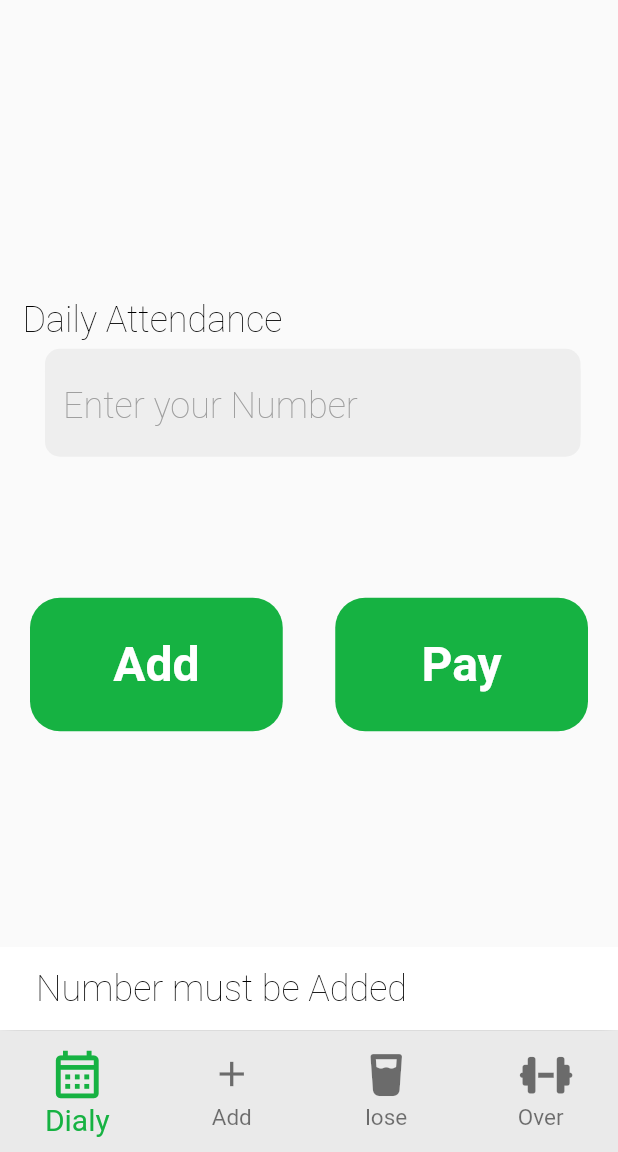
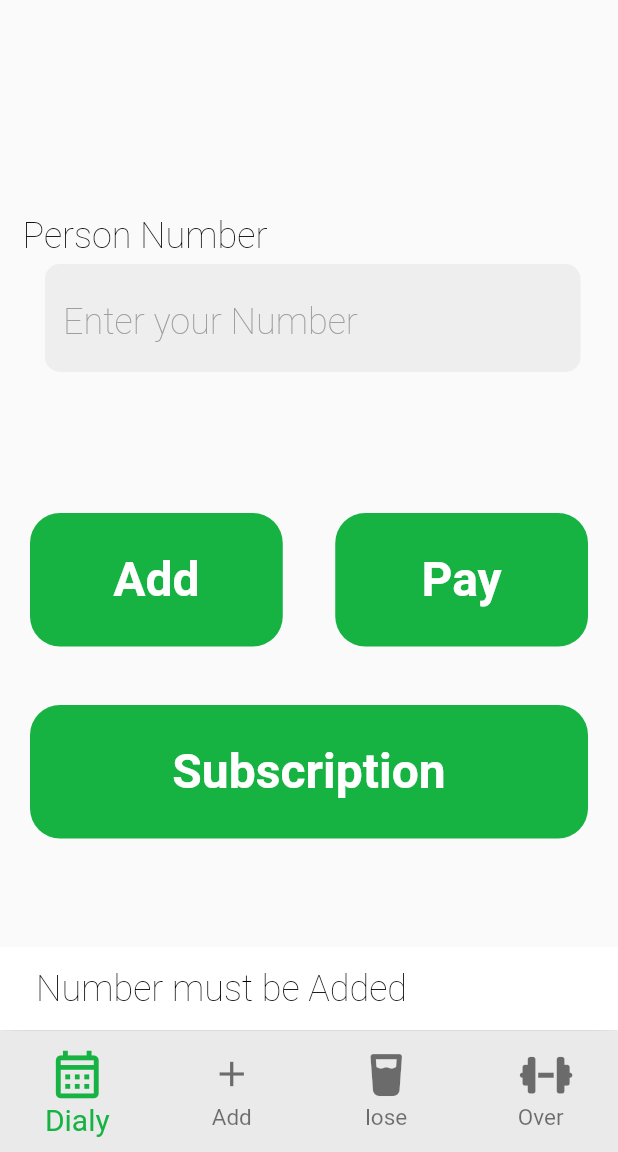
Before and after one commit to Ahmedkhattab21/gym_buiss, a Flutter app: the DailyPage screen opened by its route, after a tap on "Add", on a phone screen of 412 x 824 dp, the part 84-1236 px from its top. Run offline on Flutter 3.47's test engine with Material 2 defaults, Android fonts, the phone set to English and light mode, and no system bars; our stand-ins replace font_awesome_flutter, sqflite; accounts and stored records are empty.

Commit message:
pay commit

```diff
--- a/lib/provider/AttendanceProvider.dart
+++ b/lib/provider/AttendanceProvider.dart
@@ -1,3 +1,4 @@
+
 import 'package:flutter/material.dart';
 import 'package:intl/intl.dart';
 
@@ -10,12 +11,199 @@ class AttendanceProvider extends ChangeNotifier{
 
   valedaate(BuildContext context)async{
     try{
-      if(controller.text.isNotEmpty && getDouble(controller) !=-1 && getDouble(controller) <= await count() && await count() !=-1){
-        addAttendanceToDatabase();
+      if(controller.text.isNotEmpty && getDouble(controller) !=-1 && getDouble(controller) <= await count()){
+        List<Map<String, dynamic>> dates = await DBHelper.queryDates(int.parse(controller.text));
+        List<Map<String, dynamic>>? startDate = await DBHelper.queryStartDate(int.parse(controller.text));
+
+        if(startDate!.isNotEmpty){
+          List<String> li2=startDate[0]["date"].split('/');
+          List<Map<String, dynamic>>? days = await DBHelper.querydays(int.parse(controller.text));
+          // print(startDate[0]["date"]);
+          switch(days![0]['days'] as int){
+            case 3:
+              if(dates.length >12 || (DateTime.utc(int.parse(li2[2]),int.parse(li2[0]),int.parse(li2[1])).day <=DateTime.now().day &&
+                  DateTime.utc(int.parse(li2[2]),int.parse(li2[0]),int.parse(li2[1])).month <DateTime.now().month )){
+                ScaffoldMessenger.of(context).showSnackBar(
+                SnackBar(
+                  content: Text("Subscribtion was End ",style: Theme.of(context).textTheme.headline2,),
+                  backgroundColor: Colors.white,
+                  duration:const Duration(seconds: 2),
+                ));
+              }else{
+                addAttendanceToDatabase(int.parse(controller.text));
+                ScaffoldMessenger.of(context).showSnackBar(
+                    SnackBar(
+                      content: Text("Done ",style: Theme.of(context).textTheme.headline2,),
+                      backgroundColor: Colors.white,
+                      duration:const Duration(seconds: 2),
+                    ));
+                controller.clear();
+              }
+              break;
+            case 4:
+              if(dates.length >16 || (DateTime.utc(int.parse(li2[2]),int.parse(li2[0]),int.parse(li2[1])).day <=DateTime.now().day &&
+                  DateTime.utc(int.parse(li2[2]),int.parse(li2[0]),int.parse(li2[1])).month <DateTime.now().month )){
+                ScaffoldMessenger.of(context).showSnackBar(
+                    SnackBar(
+                      content: Text("subscribtion was End ",style: Theme.of(context).textTheme.headline2,),
+                      backgroundColor: Colors.white,
+                      duration:const Duration(seconds: 2),
+                    ));
+
+              }else{
+                addAttendanceToDatabase(int.parse(controller.text));
+                ScaffoldMessenger.of(context).showSnackBar(
+                    SnackBar(
+                      content: Text("Done ",style: Theme.of(context).textTheme.headline2,),
+                      backgroundColor: Colors.white,
+                      duration:const Duration(seconds: 2),
+                    ));
+                controller.clear();
+              }
+              break;
+            case 6:
+              if(dates.length >28 || (DateTime.utc(int.parse(li2[2]),int.parse(li2[0]),int.parse(li2[1])).day <=DateTime.now().day &&
+                  DateTime.utc(int.parse(li2[2]),int.parse(li2[0]),int.parse(li2[1])).month <DateTime.now().month )){
+                ScaffoldMessenger.of(context).showSnackBar(
+                    SnackBar(
+                      content: Text("subscribtion was End ",style: Theme.of(context).textTheme.headline2,),
+                      backgroundColor: Colors.white,
+                      duration:const Duration(seconds: 2),
+                    ));
+              }else{
+                addAttendanceToDatabase(int.parse(controller.text));
+                ScaffoldMessenger.of(context).showSnackBar(
+                    SnackBar(
+                      content: Text("Done ",style: Theme.of(context).textTheme.headline2,),
+                      backgroundColor: Colors.white,
+                      duration:const Duration(seconds: 2),
+                    ));
+                controller.clear();
+              }
+              break;
+          }
+        }else{
+          ScaffoldMessenger.of(context).showSnackBar(
+              SnackBar(
+                content: Text("The Person Not Found ",style: Theme.of(context).textTheme.headline2,),
+                backgroundColor: Colors.white,
+                duration:const Duration(seconds: 2),
+              ));
+        }
+      }else if(controller.text.isEmpty){
+        ScaffoldMessenger.of(context).showSnackBar(
+            SnackBar(
+              content: Text("Number must be Added",style: Theme.of(context).textTheme.headline2,),
+              backgroundColor: Colors.white,
+              duration: const Duration(seconds: 2),
+            ));
+      }else if(getDouble(controller) == -1){
+        ScaffoldMessenger.of(context).showSnackBar(
+            SnackBar(
+              content: Text("Enter the number of the person",style: Theme.of(context).textTheme.headline2,),
+              backgroundColor: Colors.white,
+              duration:const Duration(seconds: 2),
+            ));
+      }else if( getDouble(controller) >= await count()){
+        print(await count());
+        ScaffoldMessenger.of(context).showSnackBar(
+            SnackBar(
+              content: Text("The Number Not Found",style: Theme.of(context).textTheme.headline2,),
+              backgroundColor: Colors.white,
+              duration:const Duration(seconds: 2),
+            ));
+      }
+      notifyListeners();
+    }catch(e){
+      print(e);
+    }
+  }
+  addAttendanceToDatabase(int id)async{
+    try{
+      int value = await DBHelper.attendanceDates(attendance(person_id:id, atten_days: DateFormat.yMd().format(DateTime.now()).toString()));
+      notifyListeners();
+    }catch(e){
+      print(e);
+    }
+  }
+  Future<int> count()async {
+     List<Map<String,dynamic>> lastItem = await DBHelper.count();
+    return lastItem[0]['id'];
+  }
+
+  payedValidate(BuildContext context)async{
+    try{
+      if(controller.text.isNotEmpty && getDouble(controller) !=-1  && getDouble(controller) <= await count()){
+        List<Map<String, dynamic>>? pay = await DBHelper.queryPayed(int.parse(controller.text));
+        print(pay);
+        if(pay!.isNotEmpty){
+          // print("ee${pay[0]['payed']}");
+          switch(pay[0]['payed'] as int){
+            case 0:
+              ScaffoldMessenger.of(context).showSnackBar(
+                  SnackBar(
+                    content: Text("Person Already Payed",style: Theme.of(context).textTheme.headline2,),
+                    backgroundColor: Colors.white,
+                    duration:const Duration(seconds: 2),
+                  ));
+              break;
+            case 1:
+              await DBHelper.updatePayed(int.parse(controller.text));
+              ScaffoldMessenger.of(context).showSnackBar(
+                  SnackBar(
+                    content: Text("Done",style: Theme.of(context).textTheme.headline2,),
+                    backgroundColor: Colors.white,
+                    duration:const Duration(seconds: 2),
+                  ));
+              controller.clear();
+              break;
+          }
+        }else{
+          ScaffoldMessenger.of(context).showSnackBar(
+              SnackBar(
+                content: Text("The Person Not found",style: Theme.of(context).textTheme.headline2,),
+                backgroundColor: Colors.white,
+                duration:const Duration(seconds: 2),
+              ));
+        }
+      }else if(controller.text.isEmpty){
+        ScaffoldMessenger.of(context).showSnackBar(
+            SnackBar(
+              content: Text("Number must be Added",style: Theme.of(context).textTheme.headline2,),
+              backgroundColor: Colors.white,
+              duration:const Duration(seconds: 2),
+            ));
+      }else if(await DBHelper.updatePayed(int.parse(controller.text)) == 0){
+        ScaffoldMessenger.of(context).showSnackBar(
+            SnackBar(
+              content: Text("The Number Not Found",style: Theme.of(context).textTheme.headline2,),
+              backgroundColor: Colors.white,
+              duration:const Duration(seconds: 2),
+            ));
+      }
+      notifyListeners();
+    }catch(e){
+      print(e);
+    }
+  }
+
+  double getDouble(TextEditingController){
+    double? number1= double.tryParse(TextEditingController.text as String)??null;
+    if(number1 != null && number1 != 0){
+      return number1;
+    }else{
+      return -1;
+    }
+  }
+  subscribtion(BuildContext context,int id)async{}
+  valedaateSubscribtion(BuildContext context)async{
+    try{
+      if(controller.text.isNotEmpty && getDouble(controller) !=-1 && getDouble(controller) <= await count()){
+        subscribtion(context,int.parse(controller.text));
         controller.clear();
         ScaffoldMessenger.of(context).showSnackBar(
             SnackBar(
-              content: Text("Attendance was Added ",style: Theme.of(context).textTheme.headline2,),
+              content: Text("Subscribed ",style: Theme.of(context).textTheme.headline2,),
               backgroundColor: Colors.white,
               duration:const Duration(seconds: 2),
             ));
@@ -33,58 +221,10 @@ class AttendanceProvider extends ChangeNotifier{
               backgroundColor: Colors.white,
               duration:const Duration(seconds: 2),
             ));
-      }else if( getDouble(controller) >= await count() || await count() ==-1){
+      }else if( getDouble(controller) >= await count()){
         ScaffoldMessenger.of(context).showSnackBar(
             SnackBar(
-              content: Text("Enter the correct number",style: Theme.of(context).textTheme.headline2,),
-              backgroundColor: Colors.white,
-              duration:const Duration(seconds: 2),
-            ));
-      }
-      notifyListeners();
-    }catch(e){
-      print(e);
-    }
-  }
-  addAttendanceToDatabase()async{
-    try{
-      int value = await DBHelper.attendanceDates(attendance(person_id:int.parse(controller.text), atten_days: DateFormat.yMd().format(DateTime.now()).toString()));
-      notifyListeners();
-    }catch(e){
-      print(e);
-    }
-  }
-  Future<int> count()async {
-    int? x=await DBHelper.count();
-    if(x !=null){
-      return x;
-    }else{
-      return -1;
-    }
-  }
-
-  payedValidate(BuildContext context)async{
-    try{
-      if(controller.text.isNotEmpty && getDouble(controller) !=-1 &&await payed(int.parse(controller.text)) == 1 ){
-        payed(int.parse(controller.text));
-        controller.clear();
-        ScaffoldMessenger.of(context).showSnackBar(
-            SnackBar(
-              content: Text("Person was Payed",style: Theme.of(context).textTheme.headline2,),
-              backgroundColor: Colors.white,
-              duration:const Duration(seconds: 2),
-            ));
-      }else if(controller.text.isEmpty){
-        ScaffoldMessenger.of(context).showSnackBar(
-            SnackBar(
-              content: Text("Number must be Added",style: Theme.of(context).textTheme.headline2,),
-              backgroundColor: Colors.white,
-              duration:const Duration(seconds: 2),
-            ));
-      }else if(await payed(int.parse(controller.text)) == -1){
-        ScaffoldMessenger.of(context).showSnackBar(
-            SnackBar(
-              content: Text("Enter the number of the person",style: Theme.of(context).textTheme.headline2,),
+              content: Text("The Number Not Found",style: Theme.of(context).textTheme.headline2,),
               backgroundColor: Colors.white,
               duration:const Duration(seconds: 2),
             ));
@@ -95,22 +235,4 @@ class AttendanceProvider extends ChangeNotifier{
     }
   }
 
-  Future payed(int id)async{
-     int xx= await DBHelper.updatePayed(id);
-     // print(xx);
-     if(xx == 1){
-       return xx;
-     }else{
-       return -1;
-     }
-  }
-
-  double getDouble(TextEditingController){
-    double? number1= double.tryParse(TextEditingController.text as String)??null;
-    if(number1 != null && number1 != 0){
-      return number1;
-    }else{
-      return -1;
-    }
-  }
 }
--- a/lib/provider/NewPersonProvider.dart
+++ b/lib/provider/NewPersonProvider.dart
@@ -146,6 +146,7 @@ class NewPersonProvider extends ChangeNotifier{
         days: selectedDayes,
         type: selectedType=="Over"? 1 : 0 ,
       ));
+      notifyListeners();
     }catch(e){
       print(e);
     }
@@ -182,7 +183,6 @@ class NewPersonProvider extends ChangeNotifier{
       pp.addAll(per!.map((e) => Person.fromJson(e)).toList());
       List<String> ll= pp[0].date!.split('/');
       DateTime m=DateTime(int.parse(ll[2]),int.parse(ll[0]),int.parse(ll[1]));
-      print(" m${pp[0].name}");
     nameController.text =pp[0].name.toString();
     selecteedDate = m;
     heightController.text=pp[0].height.toString();
@@ -204,7 +204,6 @@ class NewPersonProvider extends ChangeNotifier{
           mode : CupertinoDatePickerMode.date,
           initialDateTime: selecteedDate,
           minimumYear: 2020,
-          maximumYear: 2040,
           onDateTimeChanged: (DateTime d){
             selecteedDate=d;
             notifyListeners();
--- a/lib/provider/searchProvider.dart
+++ b/lib/provider/searchProvider.dart
@@ -56,5 +56,6 @@ class SearchProvider extends ChangeNotifier{
   Future<void> Delete(int? id)async{
     await DBHelper.delete(id!);
     await DBHelper.deleteDates(id);
+    notifyListeners();
   }
 }
--- a/lib/view/screens/Attendance.dart
+++ b/lib/view/screens/Attendance.dart
@@ -19,7 +19,7 @@ class Attendance extends StatelessWidget {
           children: [
             Padding(
               padding: const EdgeInsets.only(bottom: 60,top: 20,right: 20),
-              child: Input(txt: "Daily Attendance",hintTxt: "Enter your Number",controller: Provider.of<AttendanceProvider>(context,listen: false).controller,),
+              child: Input(txt: "Person Number",hintTxt: "Enter your Number",controller: Provider.of<AttendanceProvider>(context,listen: false).controller,),
             ),
             Padding(
               padding:const EdgeInsets.all(20),
@@ -42,6 +42,13 @@ class Attendance extends StatelessWidget {
                 ],
               ),
             ),
+            Padding(
+              padding:const EdgeInsets.symmetric(vertical: 5,horizontal: 20),
+              child: Button(fun: (){
+                Provider.of<AttendanceProvider>(context,listen: false).valedaateSubscribtion(context);
+              }
+                  , wid: double.infinity, hei: 89, cir: 20, color: const Color.fromRGBO(22, 178, 66, 1), text:"Subscription"),
+            ),
           ],
         ),
       ),
--- a/lib/view/screens/Home.dart
+++ b/lib/view/screens/Home.dart
@@ -1,5 +1,6 @@
 
 import 'package:flutter/material.dart';
+import 'package:gym2/model/db.dart';
 import 'package:gym2/view/screens/Daily.dart';
 
 class MyHomePage extends StatelessWidget {
@@ -25,7 +26,7 @@ class MyHomePage extends StatelessWidget {
                       color: Colors.black,
                     ),),
                     InkWell(
-                      onTap: (){
+                      onTap: ()async{
                         Navigator.of(context).pushReplacementNamed(DailyPage.routeName);
                       },
                       child: Container(
```
Also changed, not shown: lib/model/db.dart (+30 -7 lines).
